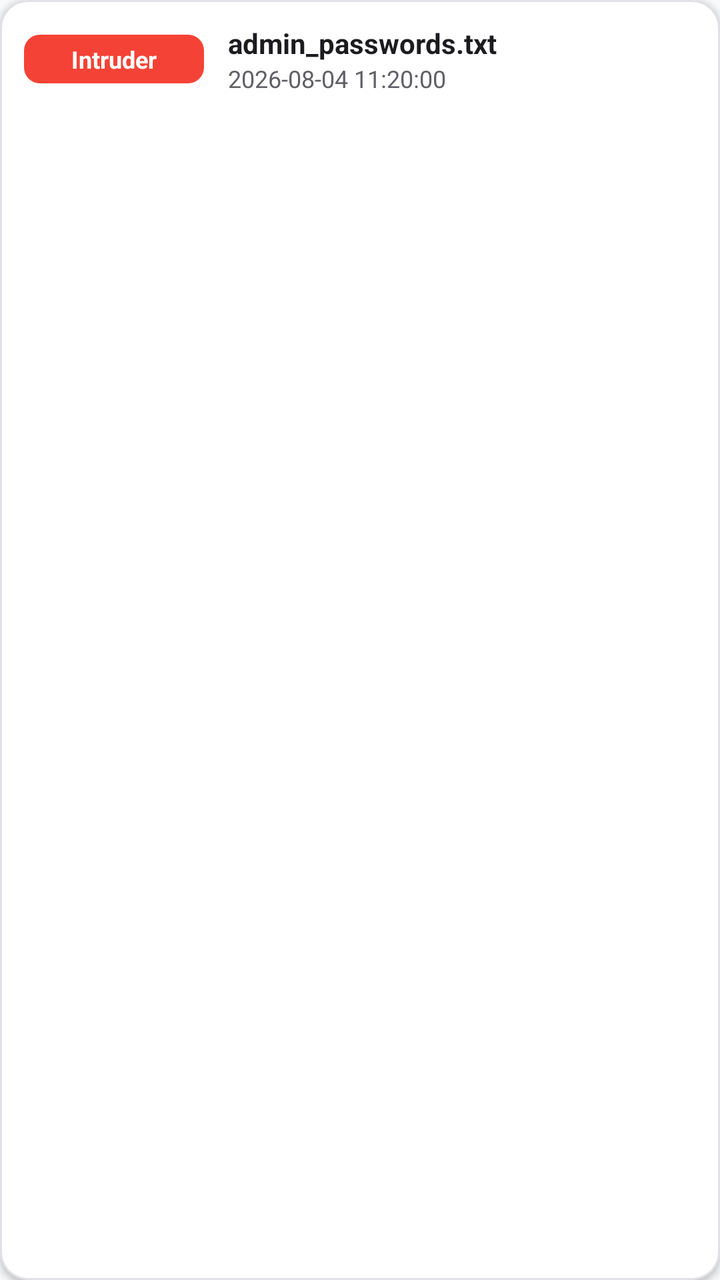
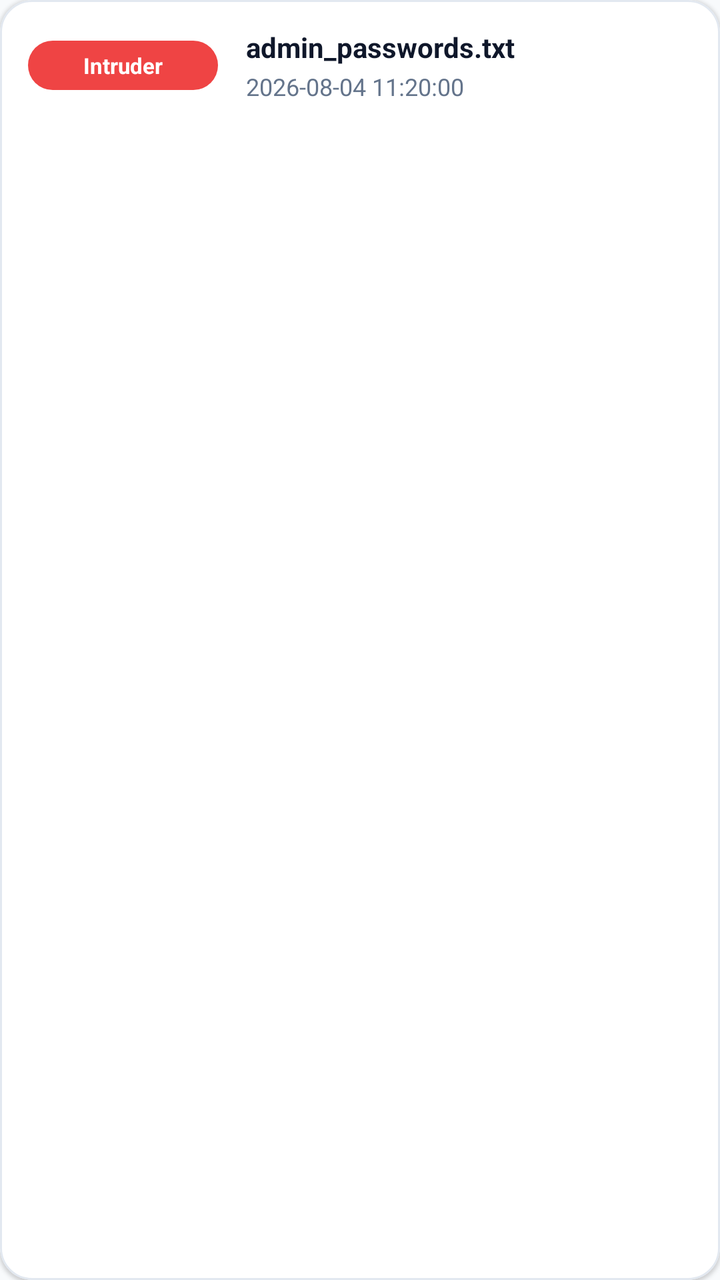

Before-and-after screenshots of an Android layout around one commit, followed by the original layout XML and the change that was made.
<!-- AndroidManifest.xml: application theme Theme.HoneyfileSecurity -->
<!-- res/layout/item_log.xml -->
<?xml version="1.0" encoding="utf-8"?>
<com.google.android.material.card.MaterialCardView xmlns:android="http://schemas.android.com/apk/res/android"
    xmlns:app="http://schemas.android.com/apk/res-auto"
    android:layout_width="match_parent"
    android:layout_height="wrap_content"
    android:layout_marginHorizontal="8dp"
    android:layout_marginVertical="4dp"
    app:cardBackgroundColor="?attr/appCardColor"
    app:cardCornerRadius="14dp"
    app:cardElevation="2dp"
    app:strokeColor="?attr/appCardStrokeColor"
    app:strokeWidth="1dp">

    <LinearLayout
        android:layout_width="match_parent"
        android:layout_height="wrap_content"
        android:orientation="horizontal"
        android:padding="12dp"
        android:gravity="center_vertical">

        <TextView
            android:id="@+id/tvUserBadge"
            android:layout_width="90dp"
            android:layout_height="wrap_content"
            android:paddingHorizontal="8dp"
            android:paddingVertical="4dp"
            android:text="Intruder"
            android:textColor="@color/white"
            android:textSize="12sp"
            android:textStyle="bold"
            android:gravity="center"
            android:background="@drawable/badge_intruder_bg" />

        <LinearLayout
            android:layout_width="0dp"
            android:layout_height="wrap_content"
            android:layout_weight="1"
            android:orientation="vertical"
            android:layout_marginStart="12dp">

            <TextView
                android:id="@+id/tvFile"
                android:layout_width="wrap_content"
                android:layout_height="wrap_content"
                android:text="admin_passwords.txt"
                android:textColor="?attr/appTextColorPrimary"
                android:textSize="14sp"
                android:textStyle="bold" />

            <TextView
                android:id="@+id/tvTime"
                android:layout_width="wrap_content"
                android:layout_height="wrap_content"
                android:text="2026-08-04 11:20:00"
                android:textColor="?attr/appTextColorSecondary"
                android:textSize="12sp" />

        </LinearLayout>

    </LinearLayout>

</com.google.android.material.card.MaterialCardView>
<!-- resources referenced by this layout -->
<resources>
  <color name="white">#FFFFFFFF</color>
  <!-- drawable badge_intruder_bg (drawable) -->
  <?xml version="1.0" encoding="utf-8"?>
  <shape xmlns:android="http://schemas.android.com/apk/res/android"
      android:shape="rectangle">
      <solid android:color="@color/alert_red" />
      <corners android:radius="8dp" />
  </shape>
  <style name="Theme.HoneyfileSecurity" parent="Theme.Material3.DayNight.NoActionBar">
          <item name="colorPrimary">@color/primary_accent_light</item>
          <item name="colorOnPrimary">@color/white</item>
          <item name="colorSecondary">@color/teal_700</item>
          <item name="android:statusBarColor">@color/light_bg</item>
          <item name="android:windowBackground">@color/light_bg</item>
  
          
          <item name="appBackgroundColor">@color/light_bg</item>
          <item name="appCardColor">@color/light_card_bg</item>
          <item name="appCardStrokeColor">@color/light_card_stroke</item>
          <item name="appTextColorPrimary">@color/light_text_primary</item>
          <item name="appTextColorSecondary">@color/light_text_secondary</item>
      </style>
  <color name="alert_red">#F44336</color>
  <color name="primary_accent_light">#F57C00</color>
  <color name="teal_700">#FF018786</color>
  <color name="light_bg">#F8F9FA</color>
  <color name="light_card_bg">#FFFFFF</color>
  <color name="light_card_stroke">#E0E0E6</color>
  <color name="light_text_primary">#1C1B1F</color>
  <color name="light_text_secondary">#606066</color>
</resources>

<!-- the commit's change to res/layout/item_log.xml (unified diff, before → after) -->
@@ -3,11 +3,11 @@
     xmlns:app="http://schemas.android.com/apk/res-auto"
     android:layout_width="match_parent"
     android:layout_height="wrap_content"
-    android:layout_marginHorizontal="8dp"
-    android:layout_marginVertical="4dp"
+    android:layout_marginHorizontal="2dp"
+    android:layout_marginVertical="6dp"
     app:cardBackgroundColor="?attr/appCardColor"
-    app:cardCornerRadius="14dp"
-    app:cardElevation="2dp"
+    app:cardCornerRadius="16dp"
+    app:cardElevation="1dp"
     app:strokeColor="?attr/appCardStrokeColor"
     app:strokeWidth="1dp">
 
@@ -15,18 +15,18 @@
         android:layout_width="match_parent"
         android:layout_height="wrap_content"
         android:orientation="horizontal"
-        android:padding="12dp"
+        android:padding="14dp"
         android:gravity="center_vertical">
 
         <TextView
             android:id="@+id/tvUserBadge"
-            android:layout_width="90dp"
+            android:layout_width="95dp"
             android:layout_height="wrap_content"
-            android:paddingHorizontal="8dp"
-            android:paddingVertical="4dp"
+            android:paddingHorizontal="10dp"
+            android:paddingVertical="5dp"
             android:text="Intruder"
             android:textColor="@color/white"
-            android:textSize="12sp"
+            android:textSize="11sp"
             android:textStyle="bold"
             android:gravity="center"
             android:background="@drawable/badge_intruder_bg" />
@@ -36,7 +36,7 @@
             android:layout_height="wrap_content"
             android:layout_weight="1"
             android:orientation="vertical"
-            android:layout_marginStart="12dp">
+            android:layout_marginStart="14dp">
 
             <TextView
                 android:id="@+id/tvFile"
@@ -45,7 +45,9 @@
                 android:text="admin_passwords.txt"
                 android:textColor="?attr/appTextColorPrimary"
                 android:textSize="14sp"
-                android:textStyle="bold" />
+                android:textStyle="bold"
+                android:ellipsize="middle"
+                android:singleLine="true" />
 
             <TextView
                 android:id="@+id/tvTime"
@@ -53,7 +55,8 @@
                 android:layout_height="wrap_content"
                 android:text="2026-08-04 11:20:00"
                 android:textColor="?attr/appTextColorSecondary"
-                android:textSize="12sp" />
+                android:textSize="12sp"
+                android:layout_marginTop="2dp" />
 
         </LinearLayout>
 
<!-- resource entries referenced after the edit -->
@@ -6,7 +6,7 @@
   <shape xmlns:android="http://schemas.android.com/apk/res/android"
       android:shape="rectangle">
       <solid android:color="@color/alert_red" />
-      <corners android:radius="8dp" />
+      <corners android:radius="20dp" />
   </shape>
   <style name="Theme.HoneyfileSecurity" parent="Theme.Material3.DayNight.NoActionBar">
           <item name="colorPrimary">@color/primary_accent_light</item>
@@ -22,13 +22,13 @@
           <item name="appTextColorPrimary">@color/light_text_primary</item>
           <item name="appTextColorSecondary">@color/light_text_secondary</item>
       </style>
-  <color name="alert_red">#F44336</color>
-  <color name="primary_accent_light">#F57C00</color>
+  <color name="alert_red">#EF4444</color>
+  <color name="primary_accent_light">#0284C7</color>
   <color name="teal_700">#FF018786</color>
-  <color name="light_bg">#F8F9FA</color>
+  <color name="light_bg">#F8FAFC</color>
   <color name="light_card_bg">#FFFFFF</color>
-  <color name="light_card_stroke">#E0E0E6</color>
-  <color name="light_text_primary">#1C1B1F</color>
-  <color name="light_text_secondary">#606066</color>
+  <color name="light_card_stroke">#E2E8F0</color>
+  <color name="light_text_primary">#0F172A</color>
+  <color name="light_text_secondary">#64748B</color>
 </resources>
 
